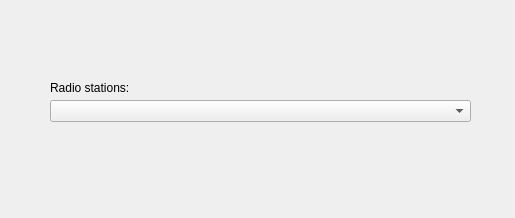
Above: hmi/radio/radio_screen.ui from DMirella/HUApp before the change. Below: the same form after it.
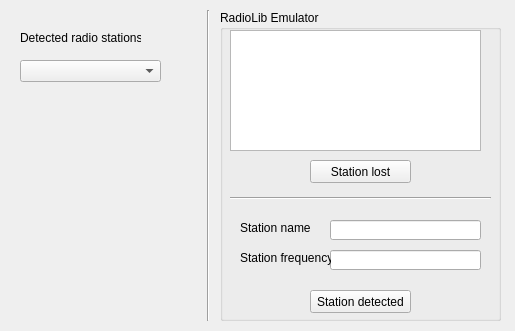
That is the form after the change.

Commit message: [Radio] implemented emulator RadioLib

```diff
--- a/hmi/radio/radio_screen.ui
+++ b/hmi/radio/radio_screen.ui
@@ -7,7 +7,7 @@
     <x>0</x>
     <y>0</y>
     <width>515</width>
-    <height>218</height>
+    <height>331</height>
    </rect>
   </property>
   <property name="windowTitle">
@@ -17,9 +17,9 @@
    <widget class="QComboBox" name="comboBox">
     <property name="geometry">
      <rect>
-      <x>50</x>
-      <y>100</y>
-      <width>421</width>
+      <x>20</x>
+      <y>60</y>
+      <width>141</width>
       <height>22</height>
      </rect>
     </property>
@@ -27,16 +27,137 @@
    <widget class="QLabel" name="label">
     <property name="geometry">
      <rect>
-      <x>50</x>
-      <y>80</y>
-      <width>81</width>
+      <x>20</x>
+      <y>30</y>
+      <width>121</width>
       <height>16</height>
      </rect>
     </property>
     <property name="text">
-     <string>Radio stations:</string>
+     <string>Detected radio stations:</string>
     </property>
    </widget>
+   <widget class="Line" name="line">
+    <property name="geometry">
+     <rect>
+      <x>200</x>
+      <y>10</y>
+      <width>16</width>
+      <height>311</height>
+     </rect>
+    </property>
+    <property name="orientation">
+     <enum>Qt::Vertical</enum>
+    </property>
+   </widget>
+   <widget class="QGroupBox" name="groupBox">
+    <property name="geometry">
+     <rect>
+      <x>220</x>
+      <y>10</y>
+      <width>281</width>
+      <height>311</height>
+     </rect>
+    </property>
+    <property name="title">
+     <string>RadioLib Emulator</string>
+    </property>
+    <widget class="QListView" name="listView">
+     <property name="geometry">
+      <rect>
+       <x>10</x>
+       <y>20</y>
+       <width>251</width>
+       <height>121</height>
+      </rect>
+     </property>
+    </widget>
+    <widget class="QPushButton" name="pushButton">
+     <property name="geometry">
+      <rect>
+       <x>90</x>
+       <y>280</y>
+       <width>101</width>
+       <height>23</height>
+      </rect>
+     </property>
+     <property name="text">
+      <string>Station detected</string>
+     </property>
+    </widget>
+    <widget class="QPushButton" name="pushButton_2">
+     <property name="geometry">
+      <rect>
+       <x>90</x>
+       <y>150</y>
+       <width>101</width>
+       <height>23</height>
+      </rect>
+     </property>
+     <property name="text">
+      <string>Station lost</string>
+     </property>
+    </widget>
+    <widget class="QLineEdit" name="lineEdit">
+     <property name="geometry">
+      <rect>
+       <x>110</x>
+       <y>210</y>
+       <width>151</width>
+       <height>20</height>
+      </rect>
+     </property>
+    </widget>
+    <widget class="QLineEdit" name="lineEdit_2">
+     <property name="geometry">
+      <rect>
+       <x>110</x>
+       <y>240</y>
+       <width>151</width>
+       <height>20</height>
+      </rect>
+     </property>
+    </widget>
+    <widget class="QLabel" name="label_2">
+     <property name="geometry">
+      <rect>
+       <x>20</x>
+       <y>210</y>
+       <width>71</width>
+       <height>16</height>
+      </rect>
+     </property>
+     <property name="text">
+      <string>Station name</string>
+     </property>
+    </widget>
+    <widget class="Line" name="line_2">
+     <property name="geometry">
+      <rect>
+       <x>10</x>
+       <y>180</y>
+       <width>261</width>
+       <height>16</height>
+      </rect>
+     </property>
+     <property name="orientation">
+      <enum>Qt::Horizontal</enum>
+     </property>
+    </widget>
+    <widget class="QLabel" name="label_3">
+     <property name="geometry">
+      <rect>
+       <x>20</x>
+       <y>240</y>
+       <width>91</width>
+       <height>16</height>
+      </rect>
+     </property>
+     <property name="text">
+      <string>Station frequency</string>
+     </property>
+    </widget>
+   </widget>
   </widget>
  </widget>
  <resources/>
```
The commit also changes 11 other files.
